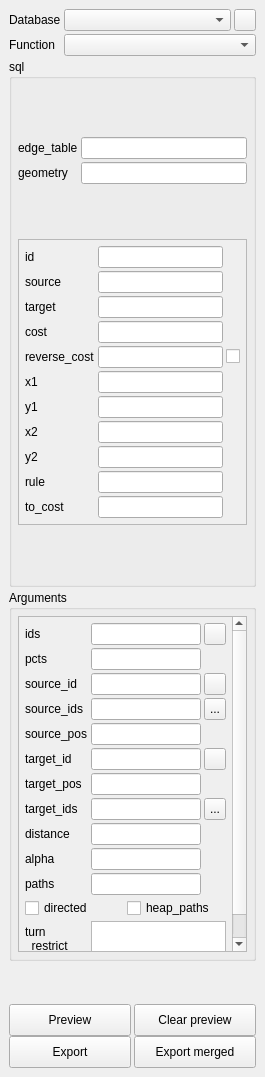
Above: ui_pgRoutingLayer.ui from pgRouting/pgRoutingLayer before the change. Below: the same form after it.
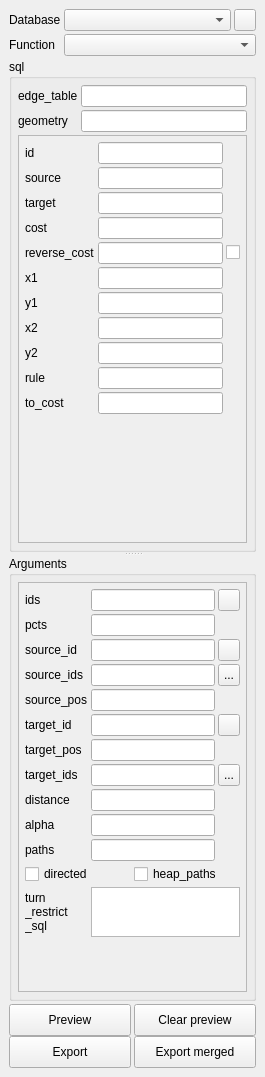
That is the form after the change. Icons and pictures are not drawn.

Commit message: optimizing gui by splitter

Patch:
```diff
--- a/ui_pgRoutingLayer.ui
+++ b/ui_pgRoutingLayer.ui
@@ -20,7 +20,7 @@
    <string>pgRouting Layer</string>
   </property>
   <widget class="QWidget" name="dockWidgetContents">
-   <layout class="QVBoxLayout" name="verticalLayout" stretch="0,1,0,0,0">
+   <layout class="QVBoxLayout" name="verticalLayout" stretch="0,1,0">
     <property name="spacing">
      <number>3</number>
     </property>
@@ -113,6 +113,19 @@
      </layout>
     </item>
     <item>
+     <widget class="QWidget" name="widgetSqlArguments" native="true">
+      <layout class="QVBoxLayout" name="verticalLayout_2">
+       <property name="spacing">
+        <number>3</number>
+       </property>
+       <property name="margin">
+        <number>0</number>
+       </property>
+       <item>
+        <widget class="QSplitter" name="splitter">
+         <property name="orientation">
+          <enum>Qt::Vertical</enum>
+         </property>
      <widget class="QGroupBox" name="groupBoxSql">
       <property name="locale">
        <locale language="English" country="UnitedStates"/>
@@ -186,7 +199,7 @@
        <item>
         <widget class="QScrollArea" name="scrollAreaSqlColumns">
          <property name="sizePolicy">
-          <sizepolicy hsizetype="Expanding" vsizetype="Maximum">
+              <sizepolicy hsizetype="Expanding" vsizetype="MinimumExpanding">
            <horstretch>0</horstretch>
            <verstretch>0</verstretch>
           </sizepolicy>
@@ -194,7 +207,7 @@
          <property name="minimumSize">
           <size>
            <width>0</width>
-           <height>150</height>
+               <height>70</height>
           </size>
          </property>
          <property name="maximumSize">
@@ -211,24 +224,15 @@
            <rect>
             <x>0</x>
             <y>0</y>
-            <width>223</width>
-            <height>319</height>
+                <width>221</width>
+                <height>392</height>
            </rect>
           </property>
           <layout class="QGridLayout" name="gridLayout_2">
            <property name="sizeConstraint">
-            <enum>QLayout::SetDefaultConstraint</enum>
-           </property>
-           <property name="leftMargin">
-            <number>6</number>
-           </property>
-           <property name="topMargin">
-            <number>6</number>
-           </property>
-           <property name="rightMargin">
-            <number>6</number>
-           </property>
-           <property name="bottomMargin">
+                <enum>QLayout::SetMinimumSize</enum>
+               </property>
+               <property name="margin">
             <number>6</number>
            </property>
            <property name="spacing">
@@ -414,14 +418,25 @@
              </item>
             </layout>
            </item>
+               <item row="1" column="0">
+                <spacer name="verticalSpacer">
+                 <property name="orientation">
+                  <enum>Qt::Vertical</enum>
+                 </property>
+                 <property name="sizeHint" stdset="0">
+                  <size>
+                   <width>20</width>
+                   <height>40</height>
+                  </size>
+                 </property>
+                </spacer>
+               </item>
           </layout>
          </widget>
         </widget>
        </item>
       </layout>
      </widget>
-    </item>
-    <item>
      <widget class="QGroupBox" name="groupBoxArguments">
       <property name="minimumSize">
        <size>
@@ -433,29 +448,23 @@
        <string>Arguments</string>
       </property>
       <layout class="QVBoxLayout" name="verticalLayoutArguments">
-       <property name="spacing">
-        <number>3</number>
-       </property>
-       <property name="leftMargin">
-        <number>6</number>
-       </property>
-       <property name="topMargin">
-        <number>6</number>
-       </property>
-       <property name="rightMargin">
-        <number>6</number>
-       </property>
-       <property name="bottomMargin">
+           <property name="margin">
         <number>6</number>
        </property>
        <item>
         <widget class="QScrollArea" name="scrollAreaArguments">
          <property name="sizePolicy">
-          <sizepolicy hsizetype="Expanding" vsizetype="Maximum">
+              <sizepolicy hsizetype="Expanding" vsizetype="MinimumExpanding">
            <horstretch>0</horstretch>
            <verstretch>0</verstretch>
           </sizepolicy>
          </property>
+             <property name="minimumSize">
+              <size>
+               <width>0</width>
+               <height>90</height>
+              </size>
+             </property>
          <property name="widgetResizable">
           <bool>true</bool>
          </property>
@@ -464,21 +473,15 @@
            <rect>
             <x>0</x>
             <y>0</y>
-            <width>223</width>
-            <height>399</height>
+                <width>221</width>
+                <height>381</height>
            </rect>
           </property>
           <layout class="QGridLayout" name="gridLayout_3">
-           <property name="leftMargin">
-            <number>6</number>
-           </property>
-           <property name="topMargin">
-            <number>6</number>
-           </property>
-           <property name="rightMargin">
-            <number>6</number>
-           </property>
-           <property name="bottomMargin">
+               <property name="sizeConstraint">
+                <enum>QLayout::SetMinimumSize</enum>
+               </property>
+               <property name="margin">
             <number>6</number>
            </property>
            <property name="spacing">
@@ -489,31 +492,31 @@
              <property name="spacing">
               <number>3</number>
              </property>
-             <item row="4" column="0">
+                 <item row="3" column="0">
               <widget class="QLabel" name="labelSourceIds">
                <property name="text">
                 <string>source_ids</string>
                </property>
               </widget>
              </item>
-             <item row="7" column="1">
+                 <item row="6" column="1">
               <widget class="QLineEdit" name="lineEditTargetPos">
                <property name="locale">
                 <locale language="English" country="UnitedStates"/>
                </property>
               </widget>
              </item>
-             <item row="11" column="0">
+                 <item row="10" column="0">
               <widget class="QLabel" name="labelPaths">
                <property name="text">
                 <string>paths</string>
                </property>
               </widget>
              </item>
-             <item row="11" column="1">
+                 <item row="10" column="1">
               <widget class="QLineEdit" name="lineEditPaths"/>
              </item>
-             <item row="8" column="1">
+                 <item row="7" column="1">
               <widget class="QLineEdit" name="lineEditTargetIds"/>
              </item>
              <item row="2" column="0">
@@ -526,7 +529,7 @@
                </property>
               </widget>
              </item>
-             <item row="6" column="0">
+                 <item row="5" column="0">
               <widget class="QLabel" name="labelTargetId">
                <property name="locale">
                 <locale language="English" country="UnitedStates"/>
@@ -546,7 +549,7 @@
                </property>
               </widget>
              </item>
-             <item row="6" column="1">
+                 <item row="5" column="1">
               <widget class="QLineEdit" name="lineEditTargetId">
                <property name="toolTip">
                 <string>id of the end node</string>
@@ -602,7 +605,7 @@
                </property>
               </widget>
              </item>
-             <item row="9" column="0">
+                 <item row="8" column="0">
               <widget class="QLabel" name="labelDistance">
                <property name="locale">
                 <locale language="English" country="UnitedStates"/>
@@ -612,7 +615,7 @@
                </property>
               </widget>
              </item>
-             <item row="6" column="2">
+                 <item row="5" column="2">
               <widget class="QToolButton" name="buttonSelectTargetId">
                <property name="sizePolicy">
                 <sizepolicy hsizetype="Preferred" vsizetype="Preferred">
@@ -641,14 +644,14 @@
                </property>
               </widget>
              </item>
-             <item row="5" column="1">
+                 <item row="4" column="1">
               <widget class="QLineEdit" name="lineEditSourcePos">
                <property name="locale">
                 <locale language="English" country="UnitedStates"/>
                </property>
               </widget>
              </item>
-             <item row="9" column="1">
+                 <item row="8" column="1">
               <widget class="QLineEdit" name="lineEditDistance">
                <property name="maximumSize">
                 <size>
@@ -693,7 +696,7 @@
                </property>
               </widget>
              </item>
-             <item row="5" column="0">
+                 <item row="4" column="0">
               <widget class="QLabel" name="labelSourcePos">
                <property name="locale">
                 <locale language="English" country="UnitedStates"/>
@@ -703,7 +706,7 @@
                </property>
               </widget>
              </item>
-             <item row="13" column="0">
+                 <item row="12" column="0">
               <widget class="QLabel" name="labelTurnRestrictSql">
                <property name="locale">
                 <locale language="English" country="UnitedStates"/>
@@ -715,7 +718,7 @@
                </property>
               </widget>
              </item>
-             <item row="13" column="1" colspan="2">
+                 <item row="12" column="1" colspan="2">
               <widget class="QPlainTextEdit" name="plainTextEditTurnRestrictSql">
                <property name="sizePolicy">
                 <sizepolicy hsizetype="Expanding" vsizetype="Maximum">
@@ -734,14 +737,14 @@
                </property>
               </widget>
              </item>
-             <item row="8" column="0">
+                 <item row="7" column="0">
               <widget class="QLabel" name="labelTargetIds">
                <property name="text">
                 <string>target_ids</string>
                </property>
               </widget>
              </item>
-             <item row="7" column="0">
+                 <item row="6" column="0">
               <widget class="QLabel" name="labelTargetPos">
                <property name="locale">
                 <locale language="English" country="UnitedStates"/>
@@ -751,7 +754,7 @@
                </property>
               </widget>
              </item>
-             <item row="12" column="0" colspan="3">
+                 <item row="11" column="0" colspan="3">
               <layout class="QHBoxLayout" name="horizontalLayoutDirected">
                <property name="spacing">
                 <number>3</number>
@@ -800,7 +803,7 @@
              <item row="1" column="1">
               <widget class="QLineEdit" name="lineEditPcts"/>
              </item>
-             <item row="8" column="2">
+                 <item row="7" column="2">
               <widget class="QToolButton" name="buttonSelectTargetIds">
                <property name="sizePolicy">
                 <sizepolicy hsizetype="Preferred" vsizetype="Preferred">
@@ -826,20 +829,20 @@
                </property>
               </widget>
              </item>
-             <item row="10" column="0">
+                 <item row="9" column="0">
               <widget class="QLabel" name="labelAlpha">
                <property name="text">
                 <string>alpha</string>
                </property>
               </widget>
              </item>
-             <item row="10" column="1">
+                 <item row="9" column="1">
               <widget class="QLineEdit" name="lineEditAlpha"/>
              </item>
-             <item row="4" column="1">
+                 <item row="3" column="1">
               <widget class="QLineEdit" name="lineEditSourceIds"/>
              </item>
-             <item row="4" column="2">
+                 <item row="3" column="2">
               <widget class="QToolButton" name="buttonSelectSourceIds">
                <property name="maximumSize">
                 <size>
@@ -861,15 +864,8 @@
              </item>
             </layout>
            </item>
-          </layout>
-         </widget>
-        </widget>
-       </item>
-      </layout>
-     </widget>
-    </item>
-    <item>
-     <spacer name="verticalSpacer">
+               <item row="1" column="0">
+                <spacer name="verticalSpacer_2">
       <property name="orientation">
        <enum>Qt::Vertical</enum>
       </property>
@@ -880,6 +876,17 @@
        </size>
       </property>
      </spacer>
+               </item>
+              </layout>
+             </widget>
+            </widget>
+           </item>
+          </layout>
+         </widget>
+        </widget>
+       </item>
+      </layout>
+     </widget>
     </item>
     <item>
      <layout class="QVBoxLayout" name="verticalLayoutCommands">
```
Left out of the diff: 17 changed lines with no effect on the pictures. Lines whose indentation alone changed are shown as unchanged. The commit also changes 1 other file.
